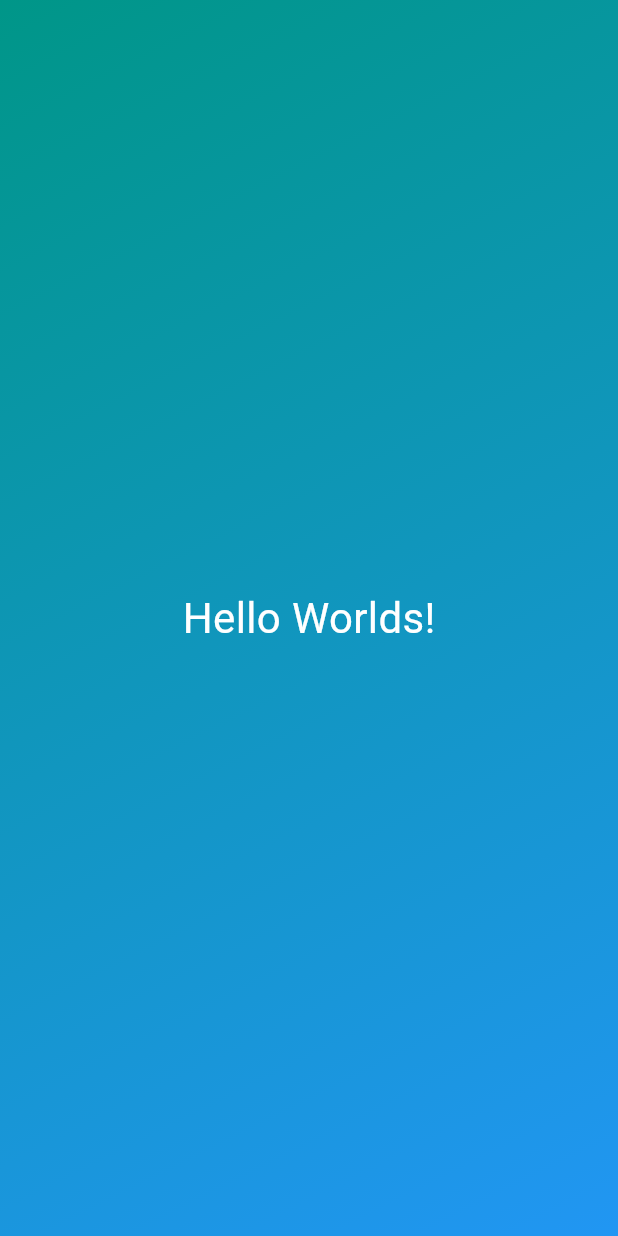
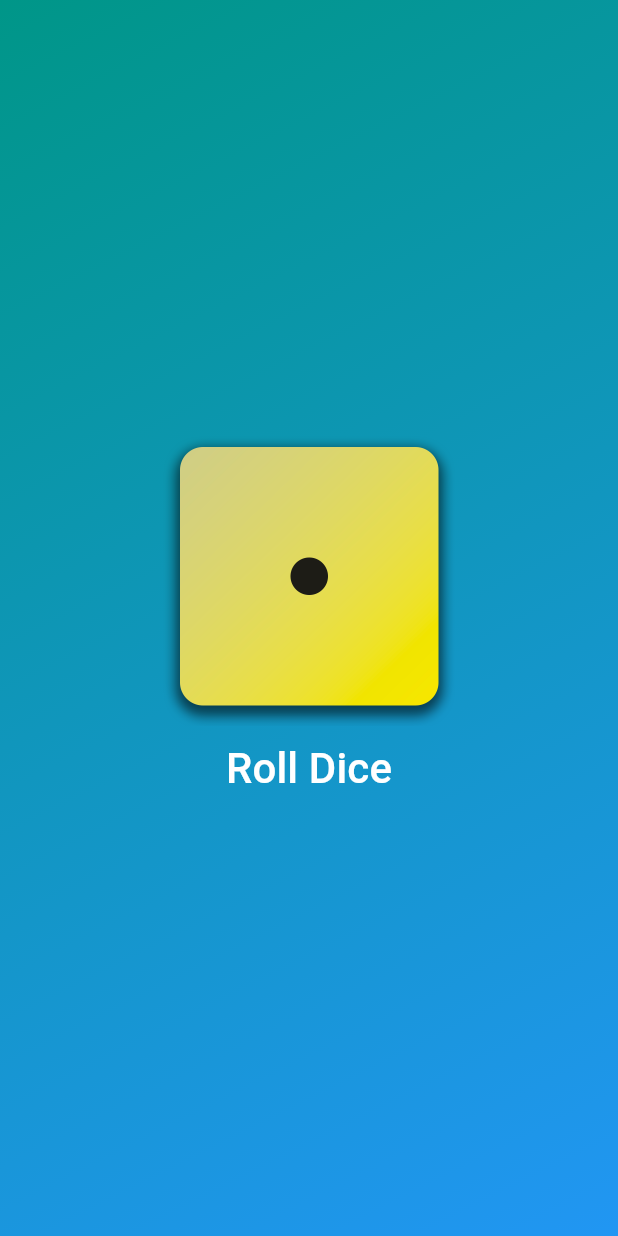
Before and after one commit to graveto/first_app, a Flutter app: the screen it shows after launch, on a phone screen of 412 x 824 dp. Run offline on Flutter 3.47's test engine with Material 3 defaults, Android fonts, the phone set to English and light mode, and no system bars.

Commit message:
Refactored colors and alignment

```diff
--- a/lib/gradient_container.dart
+++ b/lib/gradient_container.dart
@@ -9,6 +9,10 @@ class GradientContainer extends StatelessWidget {
     this.endAlignment, {
     super.key,
   });
+
+  void rollDice() {
+    print('Rolling the dice...');
+  }
 
   final Color startColor;
   final Color endColor;
@@ -28,8 +32,20 @@ class GradientContainer extends StatelessWidget {
           end: endAlignment,
         ),
       ),
-      child: const Center(
-        child: StyledText('Hello Worlds!'),
+      child: Center(
+        child: Column(
+          mainAxisSize: MainAxisSize.min,
+          children: [
+            Image.asset(
+              'assets/images/dice-1.png',
+              width: 200,
+            ),
+            TextButton(
+              onPressed: rollDice,
+              child: const StyledText('Roll Dice'),
+            ),
+          ],
+        ),
       ),
     );
   }
```
Also changed, not shown: pubspec.yaml (+7 -3 lines), assets/images/dice-1.png (added), assets/images/dice-2.png (added), assets/images/dice-3.png (added), assets/images/dice-4.png (added), assets/images/dice-5.png (added), assets/images/dice-6.png (added).
